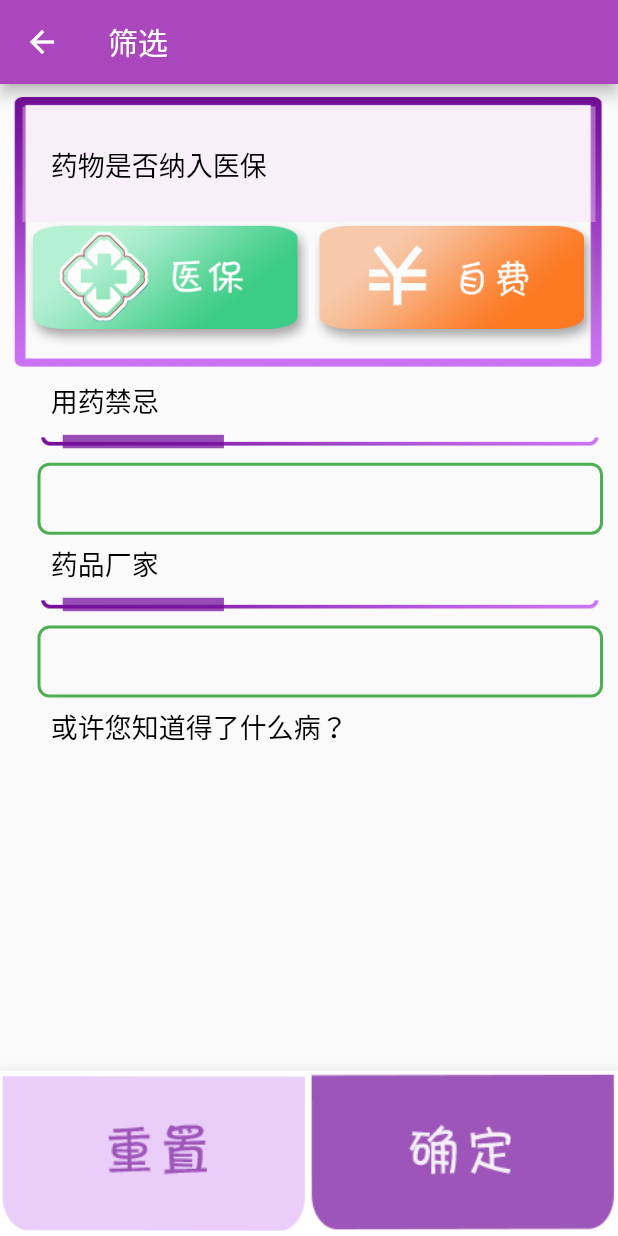
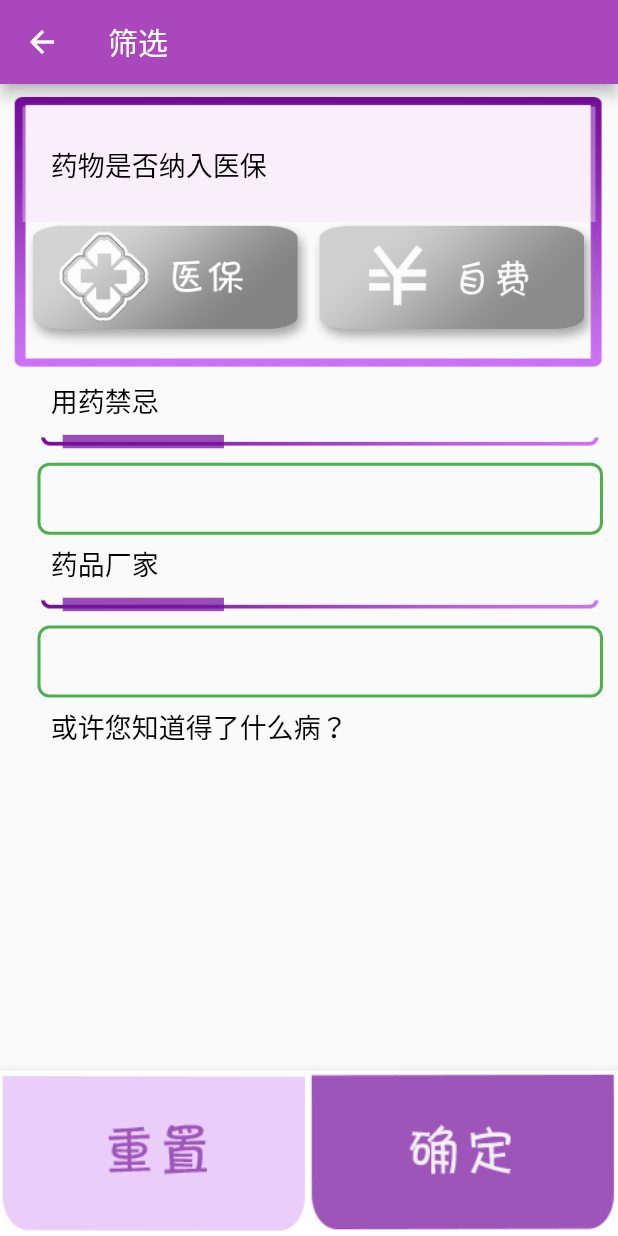
Before and after one commit to chenchongyu/zdy_flutter, a Flutter app: the ResultFilterView screen opened directly with empty values, on a phone screen of 412 x 824 dp. Run offline on Flutter 3.47's test engine with Material 2 defaults, Android fonts, the phone set to English and light mode, and no system bars; our stand-ins replace dio, shared_preferences, synchronized; missing offline and left inert: flutter_webview_plugin; accounts and stored records are empty; generated files the repository leaves out were written again.

Commit message:
药品筛选回填；

```diff
--- a/lib/result_filter.dart
+++ b/lib/result_filter.dart
@@ -4,8 +4,9 @@ import 'widget/checkbox_text_view.dart';
 
 class ResultFilterView extends StatefulWidget {
   List<String> diseases;
+  Map<String, dynamic> params;
 
-  ResultFilterView(this.diseases);
+  ResultFilterView(this.diseases, {this.params});
 
   @override
   State<StatefulWidget> createState() {
@@ -16,7 +17,6 @@ class ResultFilterView extends StatefulWidget {
 class ResultFilterState extends State<ResultFilterView> {
   static const String INSURANCE = "医保";
   static const String PAYSELF = "自费";
-
   static const TEXT_STYLE = TextStyle(
       fontWeight: FontWeight.normal,
       color: Colors.black,
@@ -28,7 +28,29 @@ class ResultFilterState extends State<ResultFilterView> {
   List<String> selectDiseases = [];
 
   @override
+  void initState() {
+    super.initState();
+
+    if (widget.params != null && widget.params.isNotEmpty) {
+      print("参数：${widget.params}");
+      controller1.text = widget.params["contraindication"];
+      controller2.text = widget.params["medicinalManufacturingEnterprise"];
+      selectDiseases = widget.params["diseases"]?.split("~~");
+      insuranceList = widget.params["medicinalIsInsurance"]?.split("~~");
+
+      if (insuranceList == null) {
+        insuranceList = [];
+      }
+
+      if (selectDiseases == null) {
+        selectDiseases = [];
+      }
+    }
+  }
+
+  @override
   Widget build(BuildContext context) {
+
     return Scaffold(
       appBar: AppBar(
         title: Text("筛选"),
@@ -43,6 +65,7 @@ class ResultFilterState extends State<ResultFilterView> {
               child: GestureDetector(
                   child: Image.asset("image/img_reset.png"),
                   onTap: () {
+                    widget.params.clear();
                     controller1.clear();
                     controller2.clear();
                     selectDiseases.clear();
@@ -59,7 +82,7 @@ class ResultFilterState extends State<ResultFilterView> {
                       "medicinalIsInsurance": insuranceList.join("~~"),
                       "contraindication": controller1.text,
                       "medicinalManufacturingEnterprise": controller2.text,
-                      "diseases":selectDiseases.join("~~")
+                      "diseases": selectDiseases.join("~~")
                     });
                   },
                 ))
@@ -102,16 +125,18 @@ class ResultFilterState extends State<ResultFilterView> {
             children: <Widget>[
               Expanded(
                 child: GestureDetector(
-                  //todo 根据条件使用不同图片
-                  child: Image.asset(
-                    "image/insurance.png",
-                    fit: BoxFit.contain,
-                  ),
+                  child: insuranceList.contains(INSURANCE)
+                      ? Image.asset(
+                          "image/insurance.png",
+                        )
+                      : Image.asset(
+                          "image/insurance_disable.png",
+                        ),
                   onTap: () {
                     setState(() {
                       insuranceList.contains(INSURANCE)
                           ? insuranceList.remove(INSURANCE)
-                          : insuranceList.remove(INSURANCE);
+                          : insuranceList.add(INSURANCE);
                     });
                   },
                 ),
@@ -119,12 +144,14 @@ class ResultFilterState extends State<ResultFilterView> {
               ),
               Expanded(
                 child: GestureDetector(
-                  child: Image.asset("image/payself.png"),
+                  child: insuranceList.contains(PAYSELF)
+                      ? Image.asset("image/payself.png")
+                      : Image.asset("image/payself_disable.png"),
                   onTap: () {
                     setState(() {
                       insuranceList.contains(PAYSELF)
                           ? insuranceList.remove(PAYSELF)
-                          : insuranceList.remove(PAYSELF);
+                          : insuranceList.add(PAYSELF);
                     });
                   },
                 ),
--- a/lib/search_result.dart
+++ b/lib/search_result.dart
@@ -57,7 +57,10 @@ class ResultState extends State<ResultStatePage>
             onTap: () async {
               filterParams = await Navigator.push(context,
                   MaterialPageRoute(builder: (context) {
-                return ResultFilterView(searchResult.diseaseWords);
+                return ResultFilterView(
+                  searchResult.diseaseWords,
+                  params: filterParams,
+                );
               }));
               if (filterParams.isNotEmpty) {
                 print("得到参数：$filterParams");
```
Also changed, not shown: image/insurance_disable.png (added), image/payself_disable.png (added).
